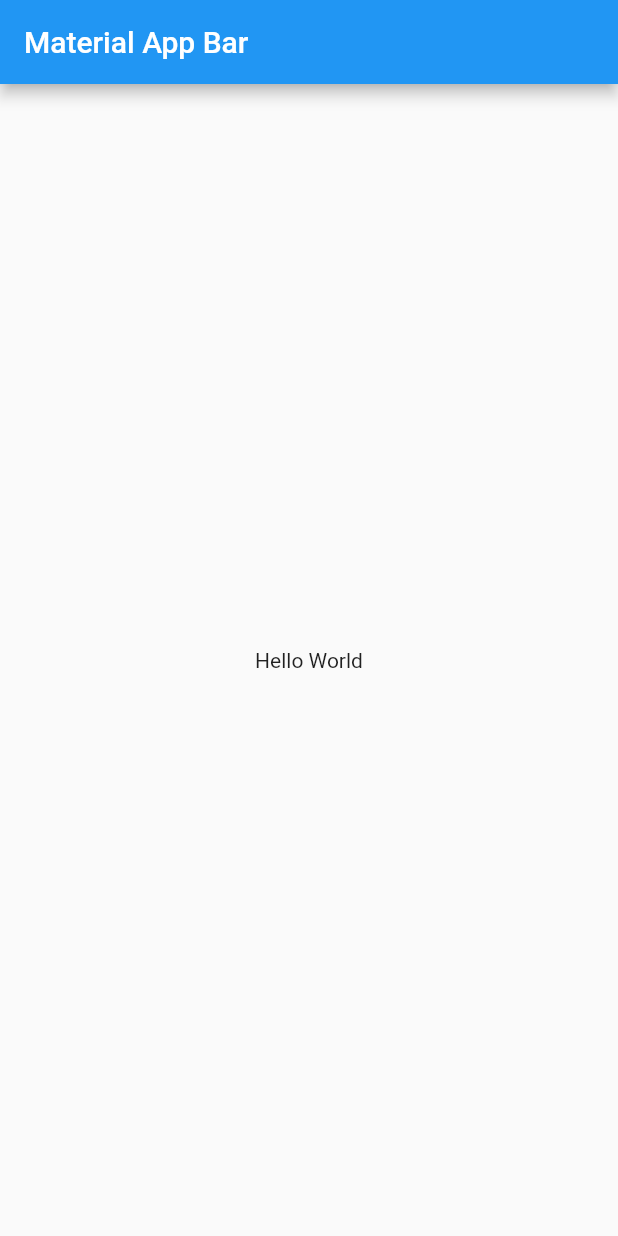
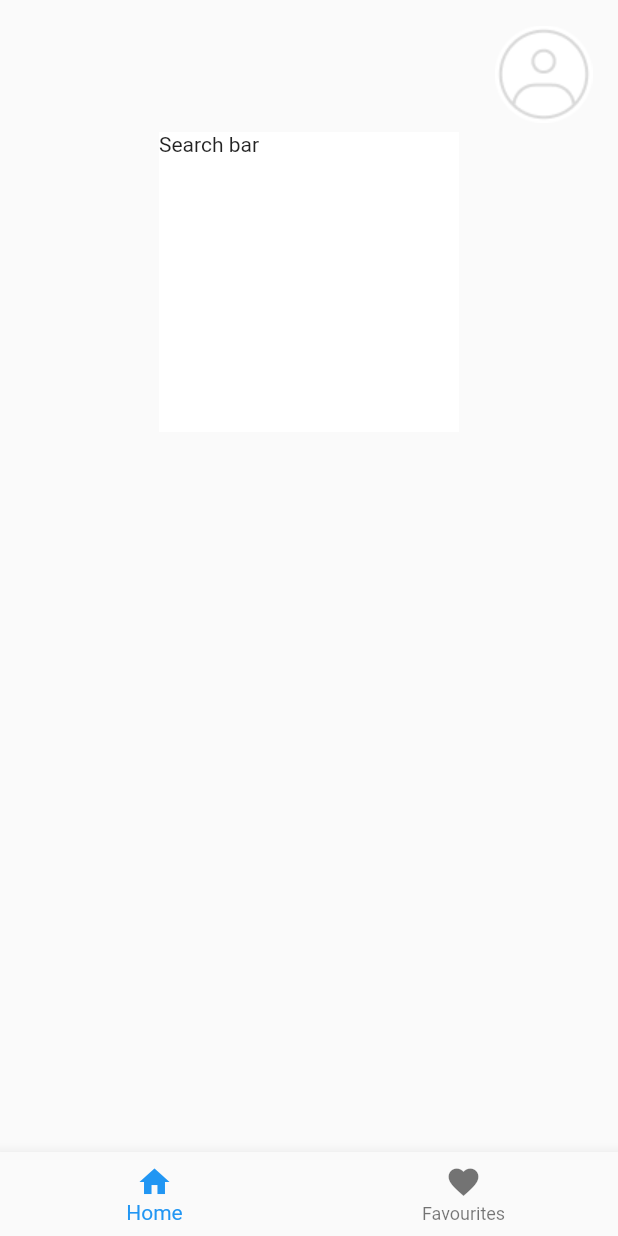
Before and after one commit to Blue-Cheesecake/Childhood-Illness-Search-Engine, a Flutter app: the screen it shows after launch, on a phone screen of 412 x 824 dp. Run offline on Flutter 3.47's test engine with Material 2 defaults, Android fonts, the phone set to English and light mode, and no system bars.

Commit message:
feat: profile bar

```diff
--- /dev/null
+++ b/client/lib/common/profile_bar.dart
@@ -0,0 +1,24 @@
+import 'package:flutter/material.dart';
+
+class ProfileBar extends StatelessWidget {
+  const ProfileBar({Key? key}) : super(key: key);
+
+  @override
+  Widget build(BuildContext context) {
+    return Padding(
+      padding: const EdgeInsets.only(top: 15, right: 15),
+      child: Row(
+        mainAxisAlignment: MainAxisAlignment.end,
+        children: [
+          Stack(
+            alignment: Alignment.center,
+            children: [
+              Image.asset("assets/images/ellipse.png"),
+              Image.asset("assets/images/me_profile.png"),
+            ],
+          )
+        ],
+      ),
+    );
+  }
+}
--- a/client/lib/main.dart
+++ b/client/lib/main.dart
@@ -1,20 +1,48 @@
+import 'package:childhood_illness_search_engine/res/style.dart';
+import 'package:childhood_illness_search_engine/screens/favourites/favourites.dart';
+import 'package:childhood_illness_search_engine/screens/home/home.dart';
 import 'package:flutter/material.dart';
 
-void main() => runApp(Main());
+void main() => runApp(const Main());
 
-class Main extends StatelessWidget {
+const List<Widget> pages = <Widget>[Home(), Favourites()];
+
+class Main extends StatefulWidget {
+  const Main({Key? key}) : super(key: key);
+
+  @override
+  State<Main> createState() => _MainState();
+}
+
+class _MainState extends State<Main> {
+  var _selectedIndex = 0;
+
+  void _onItemTapped(int index) {
+    setState(() {
+      _selectedIndex = index;
+    });
+  }
+
   @override
   Widget build(BuildContext context) {
     return MaterialApp(
       title: 'Material App',
       home: Scaffold(
-        appBar: AppBar(
-          title: Text('Material App Bar'),
-        ),
-        body: Center(
-          child: Container(
-            child: Text('Hello World'),
-          ),
+        backgroundColor: PrimaryColor.lightBlue,
+        body: SafeArea(child: pages.elementAt(_selectedIndex)),
+        bottomNavigationBar: BottomNavigationBar(
+          currentIndex: _selectedIndex,
+          onTap: _onItemTapped,
+          items: const <BottomNavigationBarItem>[
+            BottomNavigationBarItem(
+              icon: Icon(Icons.home),
+              label: "Home",
+            ),
+            BottomNavigationBarItem(
+              icon: Icon(Icons.favorite),
+              label: "Favourites",
+            ),
+          ],
         ),
       ),
     );
--- a/client/lib/screens/home/home.dart
+++ b/client/lib/screens/home/home.dart
@@ -0,0 +1,30 @@
+import 'package:childhood_illness_search_engine/common/profile_bar.dart';
+import 'package:flutter/material.dart';
+
+class Home extends StatelessWidget {
+  const Home({Key? key}) : super(key: key);
+
+  @override
+  Widget build(BuildContext context) {
+    final mediaSize = MediaQuery.of(context).size;
+
+    return SingleChildScrollView(
+      child: Center(
+        child: Column(
+          children: [
+            ProfileBar(),
+            Card(
+              shape: RoundedRectangleBorder(),
+              elevation: 0,
+              child: SizedBox(
+                height: 200,
+                width: 200,
+                child: Text("Search bar"),
+              ),
+            ),
+          ],
+        ),
+      ),
+    );
+  }
+}
--- a/client/pubspec.yaml
+++ b/client/pubspec.yaml
@@ -59,7 +59,9 @@ flutter:
   uses-material-design: true
 
   # To add assets to your application, add an assets section, like this:
-  # assets:
+  assets:
+    - assets/images/me_profile.png
+    - assets/images/ellipse.png
   #   - images/a_dot_burr.jpeg
   #   - images/a_dot_ham.jpeg
 
```
Also changed, not shown: client/assets/images/ellipse.png (added), client/assets/images/me_profile.png (added), 1 other file.
